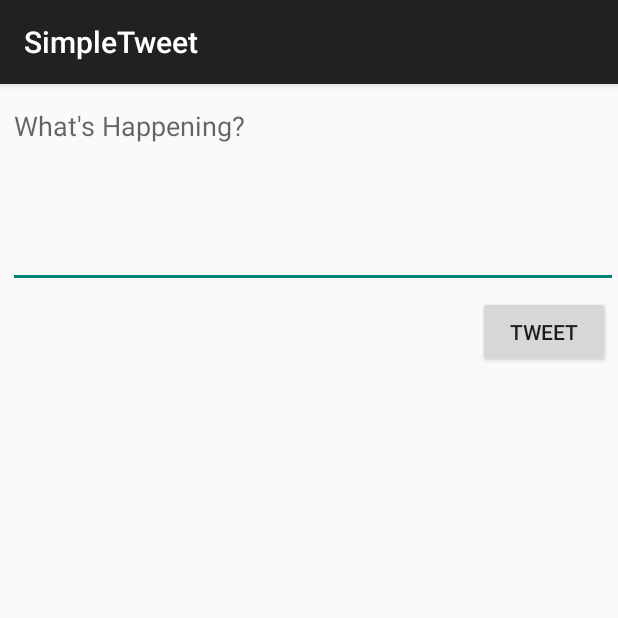
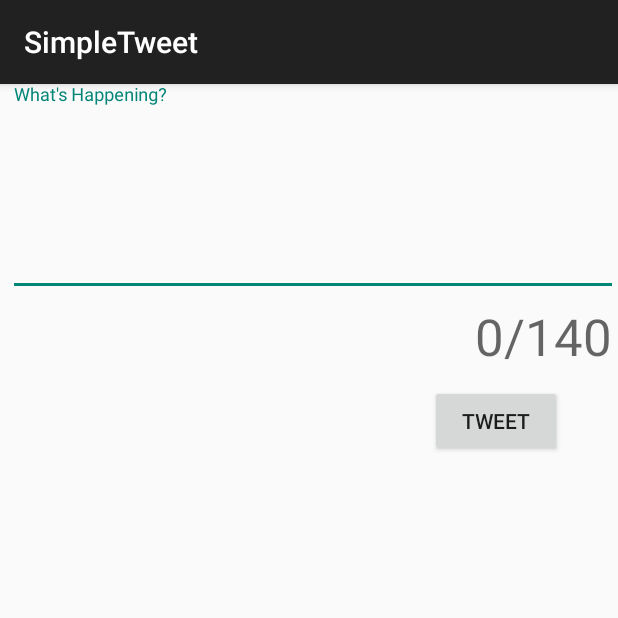
Before and after one commit to 4tunekvng/SimpleTweet, an Android app: the ComposeActivity screen opened directly, with no data from a screen before it, on a phone screen of 412 x 824 dp, the top half of it. Run offline under Robolectric (Android 15) with nearby library versions, the phone set to English and light mode, and no system bars.

Commit message:
Implemented the character counting for Composing Tweet

```diff
--- a/app/src/main/res/layout/activity_compose.xml
+++ b/app/src/main/res/layout/activity_compose.xml
@@ -5,6 +5,15 @@
     android:layout_width="match_parent"
     android:layout_height="match_parent"
     tools:context=".ComposeActivity">
+
+    <com.google.android.material.textfield.TextInputLayout
+        android:id="@+id/txtInput"
+        android:layout_width="match_parent"
+        android:layout_height="wrap_content"
+        app:counterEnabled="true"
+        app:counterMaxLength="140"
+        app:counterOverflowTextAppearance="@style/TextAppearance.AppCompat.Display1"
+        app:counterTextAppearance="@style/TextAppearance.AppCompat.Display1">
 
         <EditText
             android:id="@+id/etCompose"
@@ -19,14 +28,15 @@
             android:hint="What's Happening?"
             android:inputType="textMultiLine"
             android:minLines="5" />
+    </com.google.android.material.textfield.TextInputLayout>
 
     <Button
         android:id="@+id/btnTweet"
         android:layout_width="wrap_content"
         android:layout_height="wrap_content"
-        android:layout_below="@+id/etCompose"
+        android:layout_below="@+id/txtInput"
         android:layout_alignParentEnd="true"
-        android:layout_marginTop="5dp"
-        android:layout_marginEnd="5dp"
+        android:layout_marginTop="10dp"
+        android:layout_marginEnd="37dp"
         android:text="@string/tweet" />
 </RelativeLayout>
```
Lines whose indentation alone changed are shown as unchanged.
